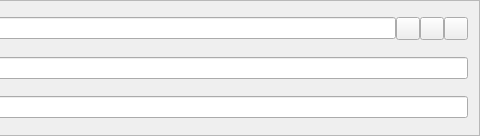
The window that src/qt/forms/sendcoinsentry.ui (vergecurrency/verge) describes before a commit, drawn with Qt 5; both pictures show x 249 to 729 and y 0 to 136 of the 729 by 136 pixel window.
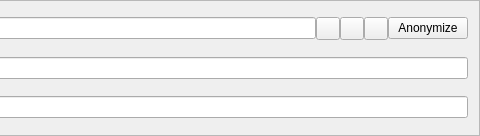
The same window after the commit. Icons and pictures are not drawn. Custom widgets are drawn as their Qt base class.

```diff
--- a/src/qt/forms/sendcoinsentry.ui
+++ b/src/qt/forms/sendcoinsentry.ui
@@ -145,6 +145,13 @@
        </property>
       </widget>
      </item>
+	 <item>
+      <widget class="QPushButton" name="stealthsendButton">
+       <property name="text">
+        <string>Anonymize</string>
+       </property>
+      </widget>
+     </item>
     </layout>
    </item>
   </layout>
```
